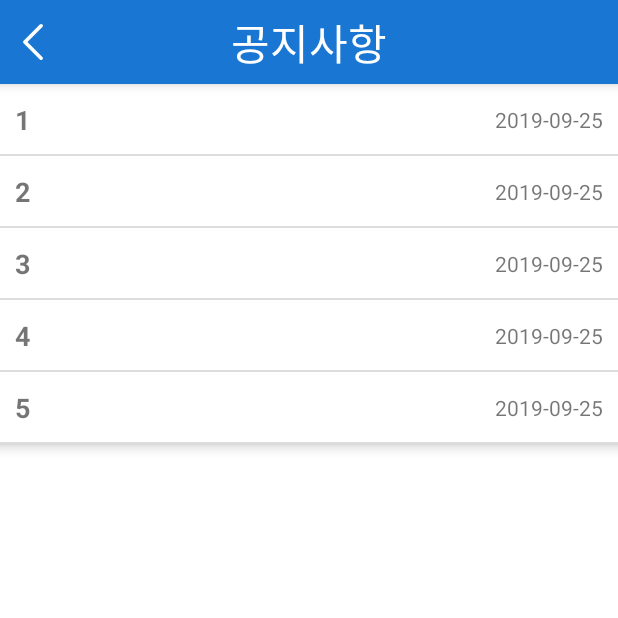
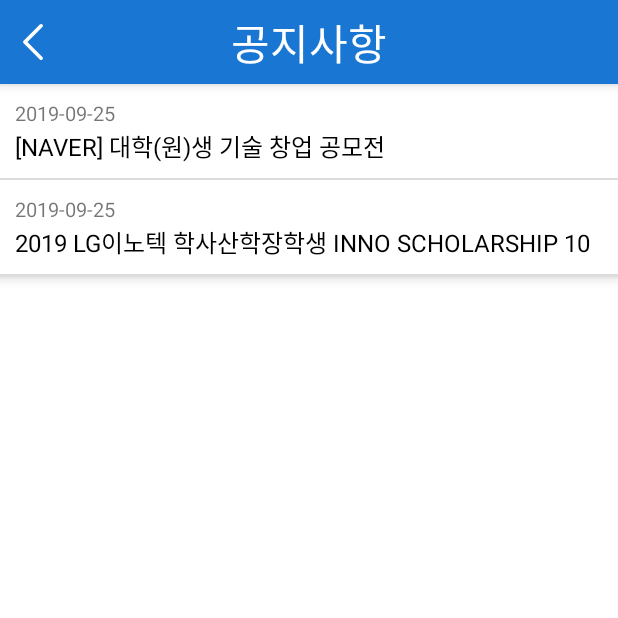
Before and after one commit to young-joy/Seoul-app-project, an Android app: the AppNoticeActivity screen opened directly, with no data from a screen before it, on a phone screen of 412 x 824 dp, the top half of it. Run offline under Robolectric (Android 15) with nearby library versions, the phone set to English and light mode, and no system bars; our stand-ins replace ButterKnife.

Commit message:
Modify AppNoticeActivity layout
Signed-off-by: L2zz <ulla4571@gmail.com>

```diff
--- a/app/src/main/java/edu/skku/jonadan/hangangmongttang/AppNoticeActivity.java
+++ b/app/src/main/java/edu/skku/jonadan/hangangmongttang/AppNoticeActivity.java
@@ -41,11 +41,61 @@ public class AppNoticeActivity extends AppCompatActivity {
 
     private void initNotice() {
         noticeList = new ArrayList<>();
-        noticeList.add(new Notice(0, "1", "2019-09-25", "1234\n1234\n1234\n1234\n1234\n1234\n1234\n1234\n1234\n1234\n1234\n1234\n1234\n1234\n1234\n1234\n1234\n1234\n1234\n1234\n"));
-        noticeList.add(new Notice(1, "2", "2019-09-25", "1234"));
-        noticeList.add(new Notice(2, "3", "2019-09-25", "1234"));
-        noticeList.add(new Notice(3, "4", "2019-09-25", "1234"));
-        noticeList.add(new Notice(4, "5", "2019-09-25", "1234"));
+        noticeList.add(new Notice(0, "[NAVER] 대학(원)생 기술 창업 공모전",
+                "2019-09-25",
+                "■신청링크\n" +
+                        "\n" +
+                        "http://m.site.naver.com/0tyc0 \n" +
+                        "\n" +
+                        " \n" +
+                        "\n" +
+                        "■참가대상\n" +
+                        "\n" +
+                        "인공지능, 헬스케어 VR/AR, 비디오, 오디오, 자율주행, 로보틱스, 보안 등 전체 기술분야 등\n" +
+                        "\n" +
+                        "대학원(생) 기술 창업팀이라면 누구나 신청할 수 있습니다.\n" +
+                        "\n" +
+                        " \n" +
+                        "\n" +
+                        "■지원혜택\n" +
+                        "\n" +
+                        " -기술 개발 자금\n" +
+                        "\n" +
+                        " -GPU등 클라우드 인프라\n" +
+                        "\n" +
+                        " -강남 최고의 업무공간\n" +
+                        "\n" +
+                        " -네이버 엔지니어 및 기술 창업가 네트워크\n" +
+                        "\n" +
+                        " -우수팀은 네이버 투자 및 지원 연계"));
+        noticeList.add(new Notice(1, "2019 LG이노텍 학사산학장학생 INNO SCHOLARSHIP 10기 모집(~10/15)",
+                "2019-09-25",
+                "2019 LG이노텍 학사산학장학생 INNO SCHOLARSHIP 10기 모집\n" +
+                        "\n" +
+                        " \n" +
+                        "\n" +
+                        "■ 모집부문 : Software Track, 해외마케팅 Track\n" +
+                        "\n" +
+                        "■ 지원기간 : 10/1(화) ~ 10/15(화) 17시까지\n" +
+                        "\n" +
+                        "■ 지원방법 : 온라인 지원을 통한 접수(careers.lg.com)" +
+                        "■ 지원자격\n" +
+                        "\n" +
+                        "- 21년 2월 이공계열 학부 졸업예정자(現 3학년 학부 재학생)\n" +
+                        "\n" +
+                        "- 해외여행에 결격 사유가 없는 자로 남자의 경우 병역필 또는 면제\n" +
+                        "\n" +
+                        " \n" +
+                        "\n" +
+                        "■ 채용전형\n" +
+                        "\n" +
+                        "- 서류전형  →  인/적성 검사(10/27)  →  면접전형(1차,2차) →  건강검진 →  최종합격\n" +
+                        "\n" +
+                        "   \n" +
+                        "\n" +
+                        "■ 문의하기\n" +
+                        "\n" +
+                        "- LG커리어스 →  Apply LG →  채용문의 →  1:1문의"));
 
         noticeListAdapter = new AppNoticeListAdapter(noticeList);
         noticeListView.setAdapter(noticeListAdapter);
--- a/app/src/main/res/layout/item_notice_child.xml
+++ b/app/src/main/res/layout/item_notice_child.xml
@@ -3,7 +3,7 @@
     android:id="@+id/notice_child_container"
     android:layout_width="match_parent"
     android:layout_height="@dimen/notice_content_height"
-    android:background="@color/colorPrimaryLightGrey"
+    android:background="#F0F0F0"
     android:elevation="@dimen/elevation"
     android:orientation="vertical"
     android:padding="@dimen/notice_padding">
--- a/app/src/main/res/layout/item_notice_header.xml
+++ b/app/src/main/res/layout/item_notice_header.xml
@@ -6,16 +6,8 @@
     android:background="@drawable/bg_underline"
     android:elevation="@dimen/elevation"
     android:gravity="center_vertical"
+    android:orientation="vertical"
     android:padding="@dimen/notice_padding">
-
-    <TextView
-        android:id="@+id/notice_title"
-        android:layout_width="wrap_content"
-        android:layout_height="wrap_content"
-        android:layout_weight="3"
-        android:gravity="start|center_vertical"
-        android:textSize="@dimen/notice_title_text_size"
-        android:textStyle="bold" />
 
     <TextView
         android:id="@+id/notice_date"
@@ -24,4 +16,16 @@
         android:layout_weight="1"
         android:gravity="center_vertical|end"
         android:textSize="@dimen/notice_content_text_size" />
+
+    <TextView
+        android:id="@+id/notice_title"
+        android:layout_width="wrap_content"
+        android:layout_height="wrap_content"
+        android:layout_weight="3"
+        android:gravity="start|center_vertical"
+        android:maxLines="1"
+        android:textColor="@android:color/black"
+        android:textSize="@dimen/notice_title_text_size"
+        android:textStyle="normal" />
+
 </LinearLayout>
--- a/app/src/main/res/values/dimens.xml
+++ b/app/src/main/res/values/dimens.xml
@@ -33,13 +33,13 @@
     <dimen name="event_place_size">16sp</dimen>
     <dimen name="event_date_size">14sp</dimen>
     <dimen name="event_time_size">14sp</dimen>
-    <dimen name="notice_title_text_size">18sp</dimen>
-    <dimen name="notice_content_text_size">14sp</dimen>
+    <dimen name="notice_title_text_size">16sp</dimen>
+    <dimen name="notice_content_text_size">13sp</dimen>
 
     <!-- For AppNotice Activity -->
     <dimen name="notice_padding">10dp</dimen>
-    <dimen name="notice_title_height">48dp</dimen>
-    <dimen name="notice_content_height">192dp</dimen>
+    <dimen name="notice_title_height">64dp</dimen>
+    <dimen name="notice_content_height">240dp</dimen>
 
     <!-- For Main Activity -->
     <dimen name="bottom_drawer_height">360dp</dimen>
```
